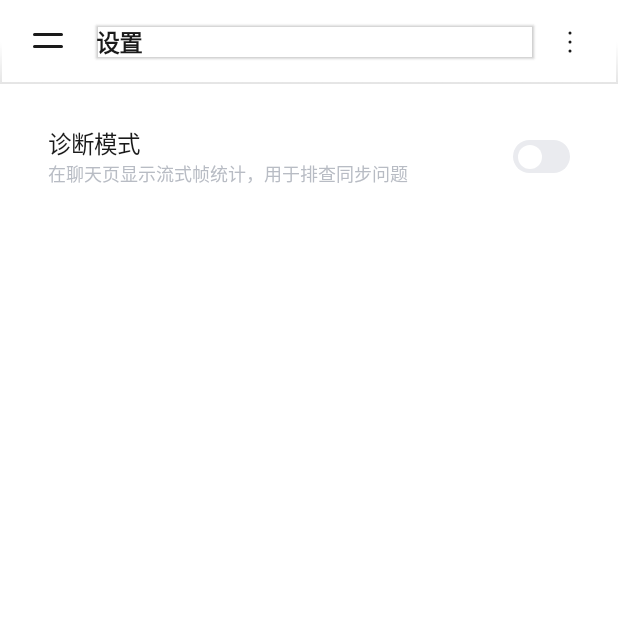
After one commit to ptrel1/dsh-postapi-android, an Android app built with Jetpack Compose: the SettingsActivity screen opened directly, with no data from a screen before it, on a phone screen of 412 x 824 dp, the top half of it. The commit adds this screen. Run offline under Robolectric (Android 15) with nearby library versions, the phone set to English and light mode, and no system bars; pictures from the network do not load.

Commit message:
feat(v0.19.1): 设置页 + 诊断模式
## 设置页

独立 SettingsActivity，聊天页顶栏右侧按钮可进（原来是「新建对话」）。

用户指出：「新建会话不是常用操作，只能在首页新建就行了」。
而且会话里点「新建」语义含糊 —— 是另起一个？还是当前这个？
设置才是随时可能想改的（背景、玻璃、诊断），该占这个位置。

## 诊断模式

为什么做成用户可开的开关，而不是常驻或隐藏手势：
  · 常驻浮层会挡内容
  · 隐藏手势（连点 5 次之类）用户根本不知道存在
  · 排查流式同步问题时（多端重复 / 漏字 / 不同步），这些数字是唯一判据

浮层显示四行：文本帧数、丢弃帧数、watch 连接状态、busy。
刻意只有四行 —— 更多数字反而看不过来。

## 为什么需要它

真机上没法 adb logcat，配置问题只能靠用户描述现象。
有了浮层，用户截图就能给出「收到 N 帧、丢弃 M 帧、watch 已连」这种可判定的信息。

```diff
--- a/app/build.gradle.kts
+++ b/app/build.gradle.kts
@@ -101,8 +101,8 @@ android {
         //      状态存 AppPrefs.desktop_mode（显示偏好，退出登录**不清**）。
         // 为什么是 Patch：两项是 bug 修复/UI 精简；桌面版切换虽是新功能，但只是一个显示开关，
         //   不改存储契约（新增独立 key）、不改变既有交互路径、无 API 变化。
-        versionCode = 74
-        versionName = "0.19.0"
+        versionCode = 75
+        versionName = "0.19.1"
     }
 
     buildFeatures {
--- a/app/src/main/java/cd/ptrel/dshpostapi/AppPrefs.kt
+++ b/app/src/main/java/cd/ptrel/dshpostapi/AppPrefs.kt
@@ -241,6 +241,35 @@ object AppPrefs {
     const val GLASS_HIGH = "high"
     const val GLASS_MEDIUM = "medium"
     const val GLASS_OFF = "off"
+
+    // ── 诊断模式（v0.19.1）─────────────────────────────────────
+    //
+    // 开启后聊天页显示流式帧统计浮层（watch 连接状态、帧计数、丢弃数、
+    // 当前 clientId / externalId）。
+    //
+    // 为什么做成**用户可开**而不是常驻或隐藏手势：
+    //   · 常驻会干扰正常使用（浮层挡内容）
+    //   · 隐藏手势（连点 5 次之类）用户根本不知道存在
+    //   · 排查流式同步问题时（多端重复/漏字/不同步），这些数字是唯一的判据
+    const val KEY_DIAGNOSTICS = "diagnostics_enabled"
+
+    fun isDiagnosticsEnabled(context: Context): Boolean {
+        return try {
+            open(context)?.getBoolean(KEY_DIAGNOSTICS, false) ?: false
+        } catch (e: Exception) {
+            false
+        }
+    }
+
+    fun setDiagnosticsEnabled(context: Context, enabled: Boolean): Boolean {
+        return try {
+            open(context)?.edit()?.putBoolean(KEY_DIAGNOSTICS, enabled)?.commit() ?: false
+        } catch (e: Exception) {
+            Log.w(TAG, "write diagnostics failed (" + e.javaClass.simpleName + ")")
+            false
+        }
+    }
+
     fun getLastSessionId(context: Context): String? {
         return try {
             val prefs = open(context) ?: return null
--- /dev/null
+++ b/app/src/main/java/cd/ptrel/dshpostapi/compose/SettingsActivity.kt
@@ -0,0 +1,170 @@
+@file:Suppress("DEPRECATION")
+
+package cd.ptrel.dshpostapi.compose
+
+import android.content.Intent
+import android.os.Bundle
+import androidx.activity.ComponentActivity
+import androidx.activity.compose.setContent
+import androidx.compose.foundation.background
+import androidx.compose.foundation.clickable
+import androidx.compose.foundation.layout.Arrangement
+import androidx.compose.foundation.layout.Column
+import androidx.compose.foundation.layout.Row
+import androidx.compose.foundation.layout.Spacer
+import androidx.compose.foundation.layout.fillMaxSize
+import androidx.compose.foundation.layout.fillMaxWidth
+import androidx.compose.foundation.layout.height
+import androidx.compose.foundation.layout.padding
+import androidx.compose.foundation.layout.size
+import androidx.compose.foundation.rememberScrollState
+import androidx.compose.foundation.shape.RoundedCornerShape
+import androidx.compose.foundation.verticalScroll
+import androidx.compose.material3.MaterialTheme
+import androidx.compose.material3.Scaffold
+import androidx.compose.material3.Text
+import androidx.compose.runtime.Composable
+import androidx.compose.runtime.getValue
+import androidx.compose.runtime.mutableStateOf
+import androidx.compose.runtime.remember
+import androidx.compose.runtime.setValue
+import androidx.compose.ui.Alignment
+import androidx.compose.ui.Modifier
+import androidx.compose.ui.draw.clip
+import androidx.compose.ui.unit.dp
+import cd.ptrel.dshpostapi.AppPrefs
+import cd.ptrel.dshpostapi.data.Res
+import cd.ptrel.dshpostapi.ui.chat.ChatTopBar
+import cd.ptrel.dshpostapi.ui.common.AppBackground
+import cd.ptrel.dshpostapi.ui.common.AppIcons
+import cd.ptrel.dshpostapi.ui.common.AppSwitch
+import cd.ptrel.dshpostapi.ui.theme.LocalChatColors
+import cd.ptrel.dshpostapi.ui.theme.SimpleChatTheme
+
+/*
+ * 设置页（v0.19.1）。
+ *
+ * ## 为什么单独开一页
+ *
+ * 早先设置项散在会话列表的 ⋮ 菜单里（切换模式 / 检查更新 / 背景图 / 退出登录）。
+ * 问题：
+ *   · 只有首页能进 —— 聊天时想改背景得先返回
+ *   · 「背景图」埋在菜单第二层，用户找不到
+ *   · **没地方放新设置**（遮罩强度、玻璃档位、诊断模式都无处可去）
+ *
+ * ## 分组依据
+ *
+ * 按**用户想解决什么**分，而不是按代码模块分：
+ *   · 外观 —— 我看到的东西不对
+ *   · 连接 —— 我连的方式不对
+ *   · 诊断 —— 出问题了要排查
+ *   · 关于 —— 版本与更新
+ *
+ * 「退出登录」单独放在最下面并用危险色：它是**不可逆**操作，
+ * 不该混在普通设置里让人误触。
+ */
+class SettingsActivity : ComponentActivity() {
+
+    override fun onCreate(savedInstanceState: Bundle?) {
+        super.onCreate(savedInstanceState)
+        val initialBackground = AppPrefs.getBackgroundPath(this)
+        setContent {
+            SimpleChatTheme {
+                SettingsScreen(
+                    initialBackground = initialBackground,
+                    onBack = { finish() },
+                )
+            }
+        }
+    }
+}
+
+@Composable
+private fun SettingsScreen(
+    initialBackground: String?,
+    onBack: () -> Unit,
+) {
+    val ctx = androidx.compose.ui.platform.LocalContext.current
+    val colors = LocalChatColors.current
+    val backgroundPath by remember { mutableStateOf(initialBackground) }
+    // 诊断模式：控制聊天页是否显示帧统计浮层。
+    var diagnostics by remember { mutableStateOf(AppPrefs.isDiagnosticsEnabled(ctx)) }
+
+    AppBackground(path = backgroundPath) {
+        Scaffold(containerColor = androidx.compose.ui.graphics.Color.Transparent) { padding ->
+            Column(
+                modifier = Modifier
+                    .fillMaxSize()
+                    .padding(padding)
+                    .verticalScroll(rememberScrollState()),
+            ) {
+                ChatTopBar(
+                    title = "设置",
+                    onMenu = onBack,
+                    onSettings = {},
+                )
+
+                Spacer(Modifier.height(8.dp))
+
+                // ── 设置项 ──────────────────────────────
+                SettingsRow(
+                    title = "诊断模式",
+                    subtitle = "在聊天页显示流式帧统计，用于排查同步问题",
+                    trailing = {
+                        AppSwitch(
+                            checked = diagnostics,
+                            onCheckedChange = {
+                                diagnostics = it
+                                AppPrefs.setDiagnosticsEnabled(ctx, it)
+                            },
+                        )
+                    },
+                )
+
+                Spacer(Modifier.height(24.dp))
+            }
+        }
+    }
+}
+
+/**
+ * 一行设置项。
+ *
+ * 视觉上用**玻璃卡片** —— 与聊天页的输入栏同一套语言，
+ * 让人一眼看出「这是一个可操作的面板」，而不是普通列表行。
+ */
+@Composable
+private fun SettingsRow(
+    title: String,
+    subtitle: String? = null,
+    onClick: (() -> Unit)? = null,
+    trailing: @Composable (() -> Unit)? = null,
+) {
+    val colors = LocalChatColors.current
+    Row(
+        modifier = Modifier
+            .fillMaxWidth()
+            .padding(horizontal = 16.dp, vertical = 6.dp)
+            .clip(RoundedCornerShape(14.dp))
+            .background(colors.card.copy(alpha = 0.72f))
+            .then(if (onClick != null) Modifier.clickable(onClick = onClick) else Modifier)
+            .padding(horizontal = 16.dp, vertical = 14.dp),
+        verticalAlignment = Alignment.CenterVertically,
+    ) {
+        Column(Modifier.weight(1f)) {
+            Text(
+                text = title,
+                style = MaterialTheme.typography.bodyLarge,
+                color = MaterialTheme.colorScheme.onSurface,
+            )
+            if (subtitle != null) {
+                Text(
+                    text = subtitle,
+                    style = MaterialTheme.typography.bodySmall,
+                    color = colors.placeholder,
+                )
+            }
+        }
+        trailing?.invoke()
+    }
+}
--- a/app/src/main/java/cd/ptrel/dshpostapi/ui/chat/TopBar.kt
+++ b/app/src/main/java/cd/ptrel/dshpostapi/ui/chat/TopBar.kt
@@ -29,7 +29,14 @@ import cd.ptrel.dshpostapi.ui.common.AppIcons
 fun ChatTopBar(
     title: String,
     onMenu: () -> Unit,
-    onNewChat: () -> Unit,
+    /**
+     * 右侧按钮：打开设置（v0.19.1）。
+     *
+     * 早先是「新建对话」。用户指出：「新建会话不是常用操作，只能在首页新建就行了」。
+     * 而且会话里点「新建」语义含糊（另起一个？还是当前这个？），
+     * 而设置是**随时可能想改**的（背景、玻璃、诊断），才该占这个位置。
+     */
+    onSettings: () -> Unit,
     modifier: Modifier = Modifier,
 ) {
     // v0.17.0：顶栏变成玻璃表面。
@@ -83,7 +90,7 @@ fun ChatTopBar(
         )
         // 与长按菜单的「从这里新建对话」同一个图标 —— 同一个动作，同一个符号。
         // 圆圈加号留给输入栏的附件按钮（⊕ 加图片/文件），两者别混用。
-        TopBarAction(AppIcons.MessageSquarePlus, stringResource(R.string.topbar_new_chat), onNewChat)
+        TopBarAction(AppIcons.MenuDots, stringResource(R.string.topbar_settings), onSettings)
     }
     }  // GlassSurface
 }
--- a/app/src/main/java/cd/ptrel/dshpostapi/ui/common/Icon.kt
+++ b/app/src/main/java/cd/ptrel/dshpostapi/ui/common/Icon.kt
@@ -1114,6 +1114,27 @@ object AppIcons {
         }
     }
 
+
+    /**
+     * 更多 / 设置（三个竖点）。
+     *
+     * v0.19.1：替换聊天页顶栏原来的「新建对话」。
+     * 用竖三点而不是齿轮：左侧 `Menu`（☰）已经是「历史」，
+     * 右侧再来一个列表形状会两边混淆；竖三点是移动端标准的「次级入口」符号。
+     */
+    val MenuDots: ImageVector by lazy {
+        vector("MenuDots") {
+            stroke {
+                moveTo(12f, 6f)
+                verticalLineTo(6.01f)
+                moveTo(12f, 12f)
+                verticalLineTo(12.01f)
+                moveTo(12f, 18f)
+                verticalLineTo(18.01f)
+            }
+        }
+    }
+
     /**
      * 预设 / 提示词库 —— [MessageSquare] 的语义别名。
      *
--- a/app/src/main/res/values/strings.xml
+++ b/app/src/main/res/values/strings.xml
@@ -561,6 +561,7 @@
     <string name="attach_viewer_multi">　（本条共 %1$d 张，此处只放大第一张）</string>
     <string name="topbar_history">历史对话</string>
     <string name="topbar_new_chat">新建对话</string>
+    <string name="topbar_settings">设置</string>
     <string name="empty_greeting">一起对话，开始创作吧</string>
     <string name="hist_empty">暂无会话</string>
     <string name="hist_selected_count">已选择 %1$d 项</string>
```
Also changed, not shown: app/src/main/AndroidManifest.xml (+7 -0 lines), app/src/main/java/cd/ptrel/dshpostapi/compose/ChatScreen.kt (+37 -2 lines), app/src/main/java/cd/ptrel/dshpostapi/compose/ChatScreenViewModel.kt (+18 -0 lines), app/src/main/java/cd/ptrel/dshpostapi/compose/ComposeChatActivity.kt (+9 -5 lines).
